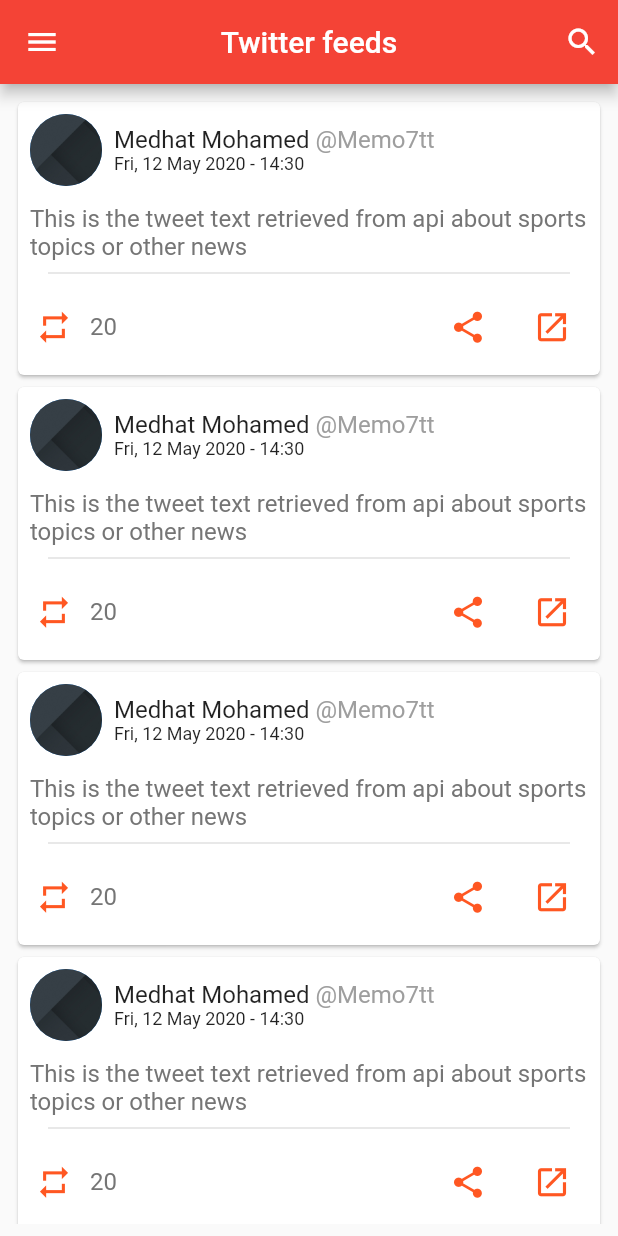
After one commit to MedhatMohamed5/flutter_course, a Flutter app: the TwitterFeeds screen opened directly, in the side drawer, after a tap on the "repeat" icon, on a phone screen of 412 x 824 dp. The commit adds this screen. Run offline on Flutter 3.47's test engine with Material 2 defaults, Android fonts, the phone set to English and light mode, and no system bars; our stand-ins replace shared_preferences; missing offline and left inert: page_view_indicator; accounts and stored records are empty.

Commit message:
Edit drawer navigation Add twitter feeds static design Add headline new static design

```diff
--- /dev/null
+++ b/lib/models/nav_menu.dart
@@ -0,0 +1,7 @@
+class NavMenuItem
+{
+  String title;
+  Function destination;
+
+  NavMenuItem(this.title, this.destination);
+}
--- /dev/null
+++ b/lib/screens/twitter_feeds.dart
@@ -0,0 +1,172 @@
+import 'package:flutter/cupertino.dart';
+import 'package:flutter/material.dart';
+import 'package:flutter_course/shared_ui/navigation_drawer.dart';
+
+class TwitterFeeds extends StatefulWidget {
+  @override
+  _TwitterFeedsState createState() => _TwitterFeedsState();
+}
+
+class _TwitterFeedsState extends State<TwitterFeeds> {
+  @override
+  Widget build(BuildContext context) {
+    return Scaffold(
+      appBar: AppBar(
+        title: Text('Twitter feeds'),
+        centerTitle: true,
+        actions: <Widget>[
+          IconButton(
+            icon: Icon(
+              Icons.search,
+            ),
+            onPressed: () {},
+          ),
+        ],
+      ),
+      drawer: NavigationDrawer(),
+      body: Padding(
+        padding: const EdgeInsets.all(8.0),
+        child: ListView.builder(
+          itemBuilder: (context, index) {
+            return Card(
+              child: Column(
+                children: <Widget>[
+                  _cardHeader(),
+                  _cardBody(),
+                  _cardFooter(),
+                ],
+              ),
+            );
+          },
+          itemCount: 20,
+        ),
+      ),
+    );
+  }
+
+  Widget _cardHeader() {
+    return Row(
+      children: <Widget>[
+        /*Container(
+          margin: EdgeInsets.all(8),
+          decoration: BoxDecoration(
+            image: DecorationImage(
+              image: ExactAssetImage('assets/images/placeholder_bg.png'),
+              fit: BoxFit.cover,
+            ),
+            shape: BoxShape.circle,
+          ),
+          width: 48,
+          height: 48,
+        ),*/
+        Padding(
+          padding: const EdgeInsets.all(8.0),
+          child: CircleAvatar(
+            radius: 24,
+            backgroundImage:
+                ExactAssetImage('assets/images/placeholder_bg.png'),
+          ),
+        ),
+        Column(
+          crossAxisAlignment: CrossAxisAlignment.start,
+          children: <Widget>[
+            Row(
+              children: <Widget>[
+                Padding(
+                  padding: const EdgeInsets.only(right: 4),
+                  child: Text(
+                    'Medhat Mohamed',
+                    style: TextStyle(
+                      color: Colors.black87,
+                      fontSize: 16,
+                    ),
+                  ),
+                ),
+                Text(
+                  '@Memo7tt',
+                  style: TextStyle(
+                    color: Colors.grey,
+                    fontSize: 16,
+                  ),
+                ),
+              ],
+            ),
+            Text(
+              'Fri, 12 May 2020 - 14:30',
+              style: TextStyle(
+                color: Colors.black87,
+                fontSize: 12,
+              ),
+            ),
+          ],
+        )
+      ],
+    );
+  }
+
+  Widget _cardBody() {
+    return Container(
+      padding: EdgeInsets.symmetric(horizontal: 8, vertical: 4),
+      child: Text(
+        'This is the tweet text retrieved from api about sports topics or other news',
+        style: TextStyle(fontSize: 16, color: Colors.grey.shade600),
+        maxLines: 3,
+        overflow: TextOverflow.ellipsis,
+      ),
+    );
+  }
+
+  Widget _cardFooter() {
+    return Column(
+      children: <Widget>[
+        Padding(
+          padding: const EdgeInsets.symmetric(horizontal: 20.0),
+          child: Divider(
+            thickness: 1,
+            height: 8,
+          ),
+        ),
+        Row(
+          mainAxisAlignment: MainAxisAlignment.spaceBetween,
+          children: <Widget>[
+            Container(
+              child: Row(
+                children: <Widget>[
+                  IconButton(
+                    color: Colors.deepOrange,
+                    iconSize: 25,
+                    icon: Icon(Icons.repeat),
+                    onPressed: () {},
+                  ),
+                  Text(
+                    '20',
+                    style: TextStyle(
+                      fontSize: 16,
+                      color: Colors.grey.shade600,
+                    ),
+                  ),
+                ],
+              ),
+            ),
+            ButtonBar(
+              children: <Widget>[
+                IconButton(
+                  iconSize: 25,
+                  color: Colors.deepOrange,
+                  icon: Icon(Icons.share),
+                  onPressed: () {},
+                ),
+                IconButton(
+                  iconSize: 25,
+                  color: Colors.deepOrange,
+                  icon: Icon(Icons.open_in_new),
+                  onPressed: () {},
+                ),
+              ],
+            ),
+          ],
+        )
+      ],
+    );
+  }
+}
--- a/lib/shared_ui/navigation_drawer.dart
+++ b/lib/shared_ui/navigation_drawer.dart
@@ -1,4 +1,8 @@
 import 'package:flutter/material.dart';
+import 'package:flutter_course/models/nav_menu.dart';
+import 'package:flutter_course/screens/headline_news.dart';
+import 'package:flutter_course/screens/home_screen.dart';
+import 'package:flutter_course/screens/twitter_feeds.dart';
 
 class NavigationDrawer extends StatefulWidget {
   @override
@@ -6,7 +10,7 @@ class NavigationDrawer extends StatefulWidget {
 }
 
 class _NavigationDrawerState extends State<NavigationDrawer> {
-  List<String> navMenu = [
+  /*List<String> navMenu = [
     'Explore',
     'Headline news',
     'Read later',
@@ -14,6 +18,12 @@ class _NavigationDrawerState extends State<NavigationDrawer> {
     'Photos',
     'Settings',
     'Logout'
+  ];*/
+
+  List<NavMenuItem> navigationMenu = [
+    NavMenuItem('Explore', () => HomeScreen()),
+    NavMenuItem('Headline news', () => HeadLineNews()),
+    NavMenuItem('Tweeter Feeds', () => TwitterFeeds()),
   ];
 
   @override
@@ -26,9 +36,17 @@ class _NavigationDrawerState extends State<NavigationDrawer> {
             return Padding(
               padding: const EdgeInsets.symmetric(vertical: 4),
               child: ListTile(
-                onTap: () {},
+                onTap: () {
+                  Navigator.pop(context);
+                  Navigator.push(
+                    context,
+                    MaterialPageRoute(
+                      builder: (context) => navigationMenu[index].destination(),
+                    ),
+                  );
+                },
                 title: Text(
-                  navMenu[index].trim().toUpperCase(),
+                  navigationMenu[index].title.trim().toUpperCase(),
                   style: TextStyle(
                     color: Colors.grey.shade700,
                     fontSize: 22,
@@ -41,7 +59,7 @@ class _NavigationDrawerState extends State<NavigationDrawer> {
               ),
             );
           },
-          itemCount: navMenu.length,
+          itemCount: navigationMenu.length,
         ),
       ),
     );
```
Also changed, not shown: lib/screens/headline_news.dart (added, +69 -0 lines).
